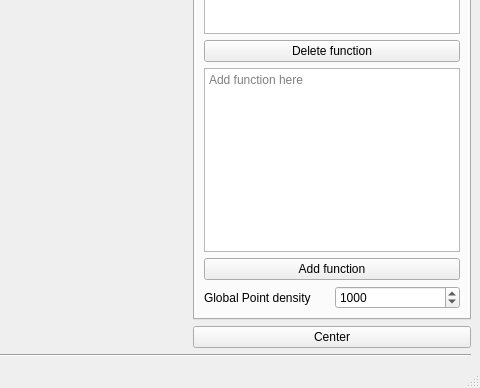
Above: QDataVis/Headers/MainWindow.ui from jondef/QDataVis before the change; both pictures show x 463 to 943 and y 212 to 600 of the 943 by 600 pixel window. Below: the same form after it.
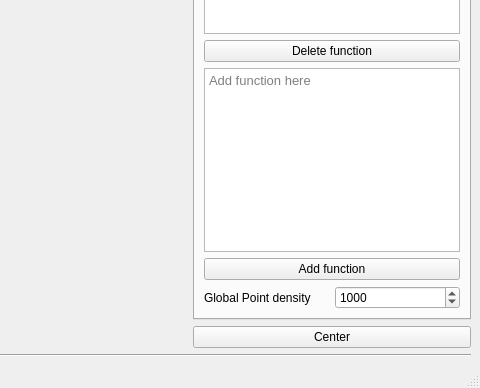
That is the form after the change. Custom widgets are drawn as their Qt base class.

```diff
--- a/QDataVis/Headers/MainWindow.ui
+++ b/QDataVis/Headers/MainWindow.ui
@@ -39,6 +39,11 @@
        <layout class="QGridLayout" name="gridLayout_2">
         <item row="3" column="0">
          <widget class="QTextEditCustom" name="QTextEdit_functionInput">
+          <property name="font">
+           <font>
+            <pointsize>10</pointsize>
+           </font>
+          </property>
           <property name="placeholderText">
            <string>Add function here</string>
           </property>
```
